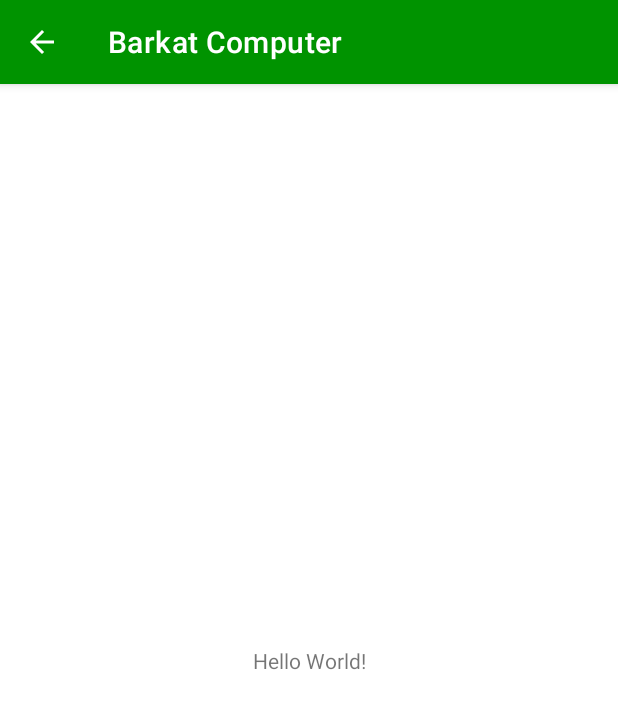
After one commit to SajidaliA/My_Shop_Barkat, an Android app: the BillActivity screen opened directly, with no data from a screen before it, on a phone screen of 412 x 824 dp. The commit adds this screen. Shown: the top 709 px of the screen. Run offline under Robolectric (Android 15) with nearby library versions, the phone set to English and light mode, and no system bars; our stand-ins replace sdp/ssp sizes; Roboto replaces fonts that are not available here.

Commit message:
Bill activity added

```diff
--- /dev/null
+++ b/app/src/main/java/com/peacetechsolution/myshopbarkat/ui/main/view/activity/BillActivity.kt
@@ -0,0 +1,26 @@
+package com.peacetechsolution.myshopbarkat.ui.main.view.activity
+
+import android.os.Bundle
+import android.view.MenuItem
+import androidx.appcompat.app.AppCompatActivity
+import com.peacetechsolution.myshopbarkat.databinding.ActivityBillBinding
+
+class BillActivity : AppCompatActivity() {
+
+    private lateinit var mBinding: ActivityBillBinding
+
+    override fun onCreate(savedInstanceState: Bundle?) {
+        super.onCreate(savedInstanceState)
+        mBinding = ActivityBillBinding.inflate(layoutInflater)
+        setContentView(mBinding.root)
+        supportActionBar?.setDisplayHomeAsUpEnabled(true)
+
+    }
+
+    override fun onOptionsItemSelected(item: MenuItem): Boolean {
+        when (item.itemId) {
+            android.R.id.home -> onBackPressedDispatcher.onBackPressed()
+        }
+        return true
+    }
+}
--- a/app/src/main/java/com/peacetechsolution/myshopbarkat/ui/main/viewmodel/LoginViewModel.kt
+++ b/app/src/main/java/com/peacetechsolution/myshopbarkat/ui/main/viewmodel/LoginViewModel.kt
@@ -5,7 +5,6 @@ import android.content.Context
 import androidx.lifecycle.AndroidViewModel
 import androidx.lifecycle.MutableLiveData
 import com.peacetechsolution.myshopbarkat.R
-import com.peacetechsolution.myshopbarkat.util.isEmailValid
 import com.peacetechsolution.myshopbarkat.util.isMobileNoValid
 import com.peacetechsolution.myshopbarkat.util.isPasswordValid
 import dagger.hilt.android.lifecycle.HiltViewModel
--- /dev/null
+++ b/app/src/main/res/layout/activity_bill.xml
@@ -0,0 +1,19 @@
+<?xml version="1.0" encoding="utf-8"?>
+<androidx.constraintlayout.widget.ConstraintLayout
+    xmlns:android="http://schemas.android.com/apk/res/android"
+    xmlns:app="http://schemas.android.com/apk/res-auto"
+    xmlns:tools="http://schemas.android.com/tools"
+    android:layout_width="match_parent"
+    android:layout_height="match_parent"
+    tools:context=".ui.main.view.activity.MainActivity">
+
+    <TextView
+        android:layout_width="wrap_content"
+        android:layout_height="wrap_content"
+        android:text="Hello World!"
+        app:layout_constraintBottom_toBottomOf="parent"
+        app:layout_constraintEnd_toEndOf="parent"
+        app:layout_constraintStart_toStartOf="parent"
+        app:layout_constraintTop_toTopOf="parent" />
+
+</androidx.constraintlayout.widget.ConstraintLayout>
```
Also changed, not shown: app/src/main/AndroidManifest.xml (+5 -5 lines), app/src/main/res/layout/fragment_login.xml (+26 -4 lines), build.gradle (+4 -4 lines), gradle/wrapper/gradle-wrapper.properties.
